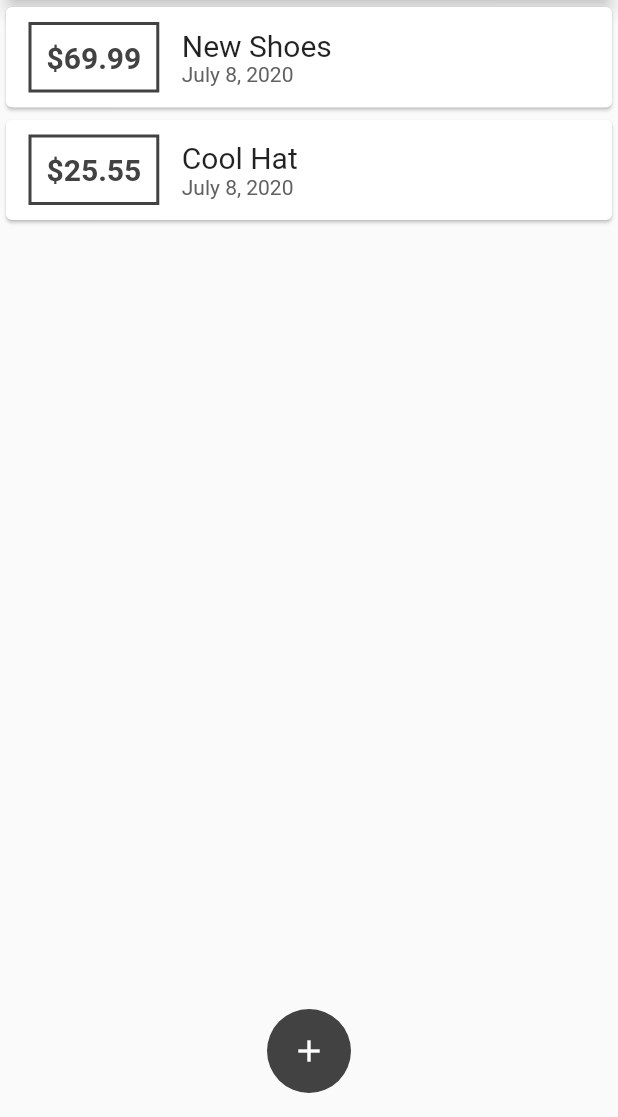
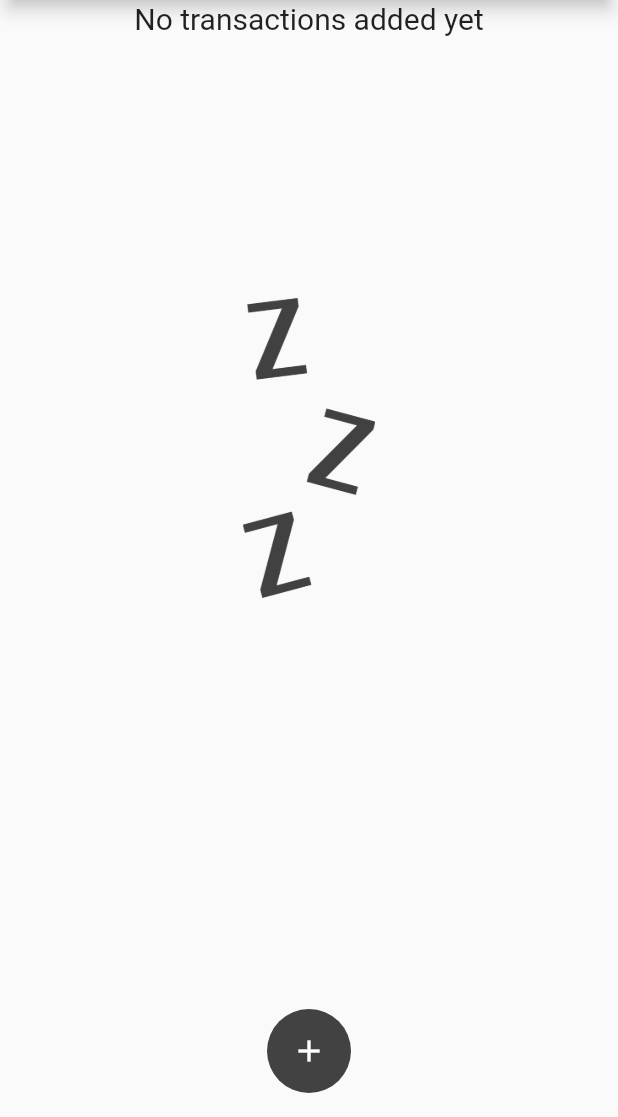
Before and after one commit to Forzz/Cash_spending_app, a Flutter app: the screen it shows after launch, on a phone screen of 412 x 824 dp, the part 119-1236 px from its top. Run offline on Flutter 3.47's test engine with Material 2 defaults, Android fonts, the phone set to English and light mode, and no system bars.

Commit message:
Moved all files to new project directory

```diff
--- a/lib/main.dart
+++ b/lib/main.dart
@@ -39,18 +39,18 @@ class MyHomePage extends StatefulWidget {
 
 class _MyHomePageState extends State<MyHomePage> {
   final List<Transaction> _userTransactions = [
-    Transaction(
-      id: 't1',
-      title: 'New Shoes',
-      amount: 69.99,
-      date: DateTime.now(),
-    ),
-    Transaction(
-      id: 't2',
-      title: 'Cool Hat',
-      amount: 25.55,
-      date: DateTime.now(),
-    ),
+    // Transaction(
+    //   id: 't1',
+    //   title: 'New Shoes',
+    //   amount: 69.99,
+    //   date: DateTime.now(),
+    // ),
+    // Transaction(
+    //   id: 't2',
+    //   title: 'Cool Hat',
+    //   amount: 25.55,
+    //   date: DateTime.now(),
+    // ),
   ];
 
   void _addNewTransaction(String txTitle, double txAmount) {
--- a/lib/widgets/transaction_list.dart
+++ b/lib/widgets/transaction_list.dart
@@ -12,7 +12,25 @@ class TransactionList extends StatelessWidget {
   Widget build(BuildContext context) {
     return Container(
       height: 535,
-      child: ListView.builder(
+      child: transactions.isEmpty
+          ? Column(
+              children: <Widget>[
+                Text(
+                  'No transactions added yet',
+                  style: Theme.of(context).textTheme.headline6,
+                ),
+                const SizedBox(
+                  height: 175,
+                ),
+                Container(
+                    height: 200,
+                    child: Image.asset(
+                      'assets/images/waiting.png',
+                      fit: BoxFit.cover,
+                    ))
+              ],
+            )
+          : ListView.builder(
               itemBuilder: (ctx, index) {
                 //Returnin widget Card with amount, title and date text from transactions
                 return Card(
@@ -45,7 +63,8 @@ class TransactionList extends StatelessWidget {
                             style: Theme.of(context).textTheme.headline6,
                           ),
                           Text(
-                      DateFormat.yMMMMd().format(transactions[index].date),
+                            DateFormat.yMMMMd()
+                                .format(transactions[index].date),
                             style: TextStyle(
                               color: Colors.grey[700],
                             ),
--- a/pubspec.yaml
+++ b/pubspec.yaml
@@ -42,8 +42,8 @@ flutter:
   uses-material-design: true
 
   # To add assets to your application, add an assets section, like this:
-  # assets:
-  #  - images/a_dot_burr.jpeg
+  assets:
+   - assets/images/waiting.png
   #  - images/a_dot_ham.jpeg
 
   # An image asset can refer to one or more resolution-specific "variants", see
```
Also changed, not shown: assets/images/waiting.png (added), 18 other files. Lines whose indentation alone changed are shown as unchanged.
